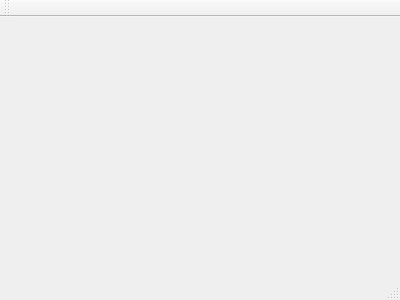
First picture: the form in mainwindowsql.ui, repository javosmar/sqlite_prueba, before the edit.
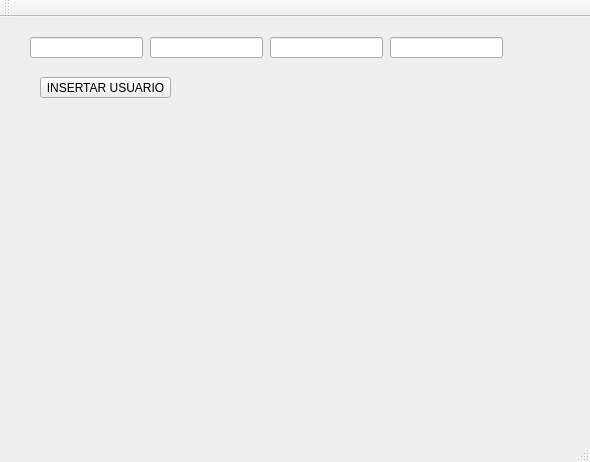
Second picture: the form after the edit.

Commit message: primeros usuarios agregados

Diff of the .ui file:
```diff
--- a/mainwindowsql.ui
+++ b/mainwindowsql.ui
@@ -1,24 +1,93 @@
 <ui version="4.0">
  <class>MainWindowsql</class>
- <widget class="QMainWindow" name="MainWindowsql" >
-  <property name="geometry" >
+ <widget class="QMainWindow" name="MainWindowsql">
+  <property name="geometry">
    <rect>
     <x>0</x>
     <y>0</y>
-    <width>400</width>
-    <height>300</height>
+    <width>590</width>
+    <height>462</height>
    </rect>
   </property>
   <property name="windowTitle" >
    <string>MainWindowsql</string>
   </property>
-  <widget class="QMenuBar" name="menuBar" />
-  <widget class="QToolBar" name="mainToolBar" />
-  <widget class="QWidget" name="centralWidget" />
-  <widget class="QStatusBar" name="statusBar" />
+  <widget class="QWidget" name="centralWidget">
+   <widget class="QPushButton" name="pushButtoninsertar">
+    <property name="geometry">
+     <rect>
+      <x>40</x>
+      <y>60</y>
+      <width>131</width>
+      <height>21</height>
+     </rect>
+    </property>
+    <property name="text">
+     <string>INSERTAR USUARIO</string>
+    </property>
+   </widget>
+   <widget class="QLineEdit" name="lineEditnombre">
+    <property name="geometry">
+     <rect>
+      <x>30</x>
+      <y>20</y>
+      <width>113</width>
+      <height>21</height>
+     </rect>
+    </property>
+   </widget>
+   <widget class="QLineEdit" name="lineEditapellido">
+    <property name="geometry">
+     <rect>
+      <x>150</x>
+      <y>20</y>
+      <width>113</width>
+      <height>21</height>
+     </rect>
+    </property>
+   </widget>
+   <widget class="QLineEdit" name="lineEditedad">
+    <property name="geometry">
+     <rect>
+      <x>270</x>
+      <y>20</y>
+      <width>113</width>
+      <height>21</height>
+     </rect>
+    </property>
+   </widget>
+   <widget class="QLineEdit" name="lineEditclase">
+    <property name="geometry">
+     <rect>
+      <x>390</x>
+      <y>20</y>
+      <width>113</width>
+      <height>21</height>
+     </rect>
+    </property>
+   </widget>
+  </widget>
+  <widget class="QMenuBar" name="menuBar">
+   <property name="geometry">
+    <rect>
+     <x>0</x>
+     <y>0</y>
+     <width>590</width>
+     <height>20</height>
+    </rect>
+   </property>
+  </widget>
+  <widget class="QToolBar" name="mainToolBar">
+   <attribute name="toolBarArea">
+    <enum>TopToolBarArea</enum>
+   </attribute>
+   <attribute name="toolBarBreak">
+    <bool>false</bool>
+   </attribute>
+  </widget>
+  <widget class="QStatusBar" name="statusBar"/>
  </widget>
- <layoutDefault spacing="6" margin="11" />
- <pixmapfunction></pixmapfunction>
+ <layoutdefault spacing="6" margin="11"/>
  <resources/>
  <connections/>
 </ui>
```
Left out of the diff: 3 changed lines with no effect on the pictures. The commit also changes 2 other files.
